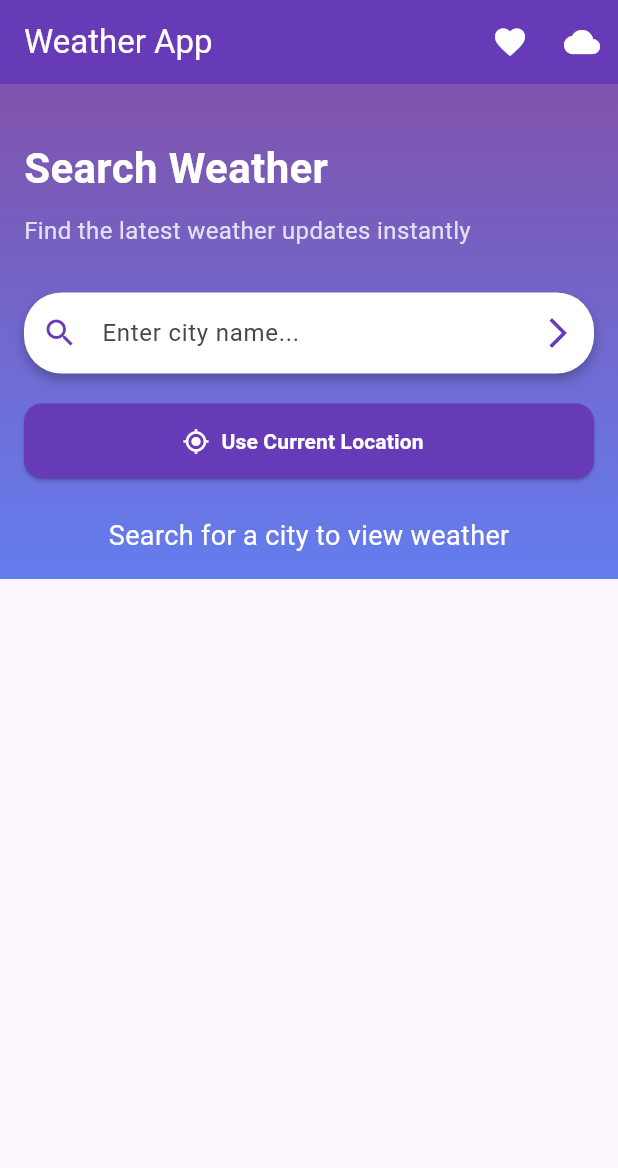
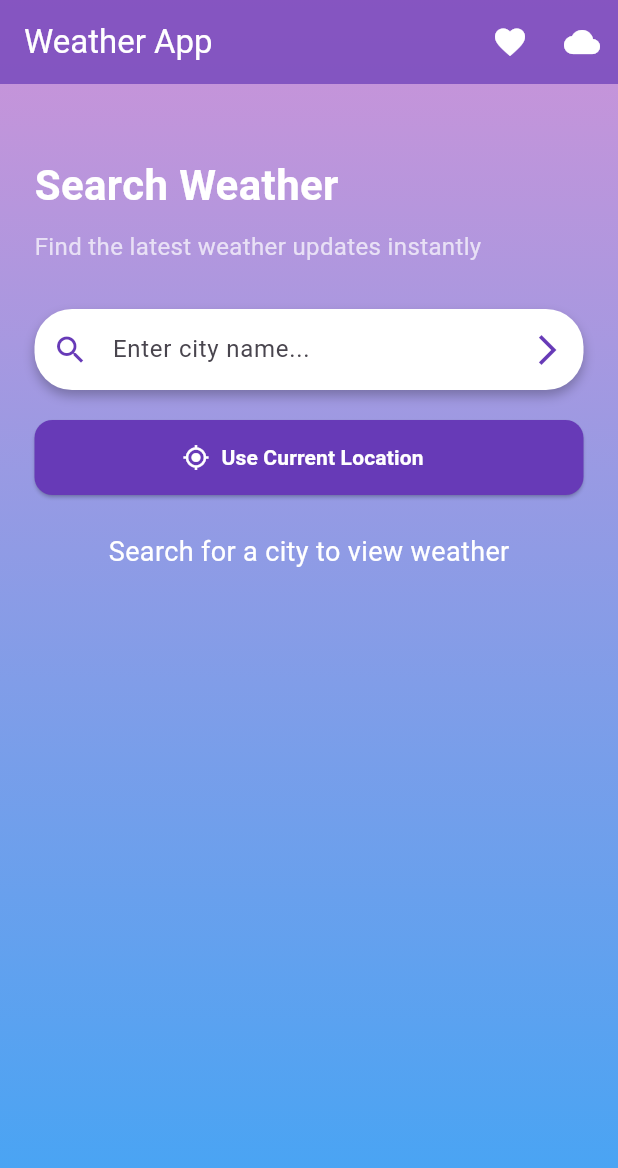
Before and after one commit to Sewwanki/weather_app, a Flutter app: the screen it shows after launch, on a phone screen of 412 x 824 dp. Shown: the top 1168 px of the screen. Run offline on Flutter 3.47's test engine with Material 3 defaults, Android fonts, the phone set to English and light mode, and no system bars; our stand-ins replace geolocator, shared_preferences.

Commit message:
initial commit

```diff
--- a/lib/screens/home_screen.dart
+++ b/lib/screens/home_screen.dart
@@ -12,99 +12,48 @@ class HomeScreen extends StatefulWidget {
   State<HomeScreen> createState() => _HomeScreenState();
 }
 
-class _HomeScreenState extends State<HomeScreen>
-    with SingleTickerProviderStateMixin {
+class _HomeScreenState extends State<HomeScreen> {
   final TextEditingController _cityController = TextEditingController();
   bool _loadingLocation = false;
 
-  @override
-  void initState() {
-    super.initState();
+  // Temperature-based card color
+  Color getTempColor(double temp) {
+    if (temp > 30) return Colors.orangeAccent;
+    if (temp < 20) return Colors.deepPurple[300]!;
+    return Colors.deepPurple[100]!;
   }
 
-  // -----------------------------
-  // COLOR LOGIC (Dynamic Themes)
-  // -----------------------------
-  Color getBackgroundColor(String description, double temp) {
-    description = description.toLowerCase();
-
-    if (description.contains("light rain")) {
-      return Colors.lightBlueAccent.shade100;
-    }
-    if (description.contains("heavy rain") || description.contains("thunder")) {
-      return Colors.blueGrey.shade700;
-    }
-    if (description.contains("cloud")) {
-      return Colors.blue.shade200;
-    }
-    if (temp > 30) {
-      return Colors.orangeAccent;
-    }
-
-    // default purple theme
-    return const Color(0xFF7F53AC);
-  }
-
-  Color getBackgroundColor2(String description, double temp) {
-    description = description.toLowerCase();
-
-    if (description.contains("light rain")) {
-      return Colors.lightBlueAccent.shade200;
-    }
-    if (description.contains("heavy rain") || description.contains("thunder")) {
-      return Colors.blueGrey.shade500;
-    }
-    if (description.contains("cloud")) {
-      return Colors.blue.shade100;
-    }
-    if (temp > 30) {
-      return Colors.deepOrangeAccent;
-    }
-
-    // default purple theme
-    return const Color(0xFF647DEE);
-  }
-
-  // -----------------------------
-  // DYNAMIC ICONS
-  // -----------------------------
+  // Weather icons
   Icon getWeatherIcon(String description) {
     description = description.toLowerCase();
-
-    if (description.contains('sun') || description.contains('clear')) {
+    if (description.contains('sun')) {
       return const Icon(Icons.wb_sunny, size: 60, color: Colors.orange);
     }
     if (description.contains('cloud')) {
-      return const Icon(Icons.cloud, size: 60, color: Colors.black54);
-    }
-    if (description.contains('heavy rain')) {
-      return const Icon(Icons.thunderstorm, size: 60, color: Colors.blueGrey);
-    }
-    if (description.contains('light rain')) {
-      return const Icon(Icons.grain, size: 60, color: Colors.lightBlueAccent);
+      return const Icon(Icons.cloud, size: 60, color: Colors.lightBlueAccent);
     }
     if (description.contains('rain')) {
-      return const Icon(Icons.beach_access, size: 60, color: Colors.blue);
+      return const Icon(Icons.beach_access, size: 60, color: Colors.blueAccent);
+    }
+    return const Icon(Icons.wb_cloudy, size: 60, color: Colors.grey);
   }
 
-    return const Icon(Icons.wb_cloudy, size: 60, color: Colors.black87);
+  // Dynamic background gradient based on weather
+  List<Color> getBackgroundGradient(String description) {
+    description = description.toLowerCase();
+    if (description.contains('sun')) {
+      return [Colors.orange.shade200, Colors.orange.shade600];
+    }
+    if (description.contains('rain')) {
+      return [Colors.blue.shade300, Colors.blue.shade900];
+    }
+    if (description.contains('cloud')) {
+      return [Colors.lightBlue.shade200, Colors.blue.shade700];
+    }
+    return [Colors.grey.shade300, Colors.grey.shade600];
   }
 
-  // -----------------------------
-  // DYNAMIC TEXT COLORS
-  // -----------------------------
-  Color getTextColor(String description, double temp) {
-    description = description.toLowerCase();
-
-    if (description.contains("heavy rain")) return Colors.white;
-    if (temp > 30) return Colors.black;
-
-    return Colors.white;
-  }
-
-  // -----------------------------
-  // FETCH CURRENT LOCATION
-  // -----------------------------
+  // Fetch current location
   Future<void> fetchCurrentLocationWeather() async {
     setState(() => _loadingLocation = true);
 
@@ -116,8 +65,8 @@ class _HomeScreenState extends State<HomeScreen>
         );
         return;
       }
+
       LocationPermission permission = await Geolocator.checkPermission();
-
       if (permission == LocationPermission.denied) {
         permission = await Geolocator.requestPermission();
         if (permission == LocationPermission.denied) {
@@ -127,19 +76,17 @@ class _HomeScreenState extends State<HomeScreen>
           return;
         }
       }
-
       if (permission == LocationPermission.deniedForever) {
         ScaffoldMessenger.of(context).showSnackBar(
           const SnackBar(
-              content:
-              Text("Location permanently denied. Enable from settings.")),
+              content: Text(
+                  "Location permanently denied. Enable from settings.")),
         );
         return;
       }
 
       final position = await Geolocator.getCurrentPosition(
-        desiredAccuracy: LocationAccuracy.high,
-      );
+          desiredAccuracy: LocationAccuracy.high);
 
       await Provider.of<WeatherProvider>(context, listen: false)
           .fetchWeatherByCoordinates(position.latitude, position.longitude);
@@ -152,119 +99,98 @@ class _HomeScreenState extends State<HomeScreen>
     }
   }
 
-  // -----------------------------
-  // MAIN UI
-  // -----------------------------
   @override
   Widget build(BuildContext context) {
     final weatherProvider = Provider.of<WeatherProvider>(context);
     final weather = weatherProvider.weather;
 
-    final bg1 = weather == null
-        ? const Color(0xFF7F53AC)
-        : getBackgroundColor(weather.description, weather.temp);
-
-    final bg2 = weather == null
-        ? const Color(0xFF647DEE)
-        : getBackgroundColor2(weather.description, weather.temp);
-
-    final textColor = weather == null
-        ? Colors.white
-        : getTextColor(weather.description, weather.temp);
+    // Default gradient if no weather loaded
+    List<Color> backgroundColors = [Colors.purple.shade200, Colors.blue.shade400];
+    if (weather != null) {
+      backgroundColors = getBackgroundGradient(weather.description);
+    }
 
     return Scaffold(
+      backgroundColor: Colors.transparent,
+      extendBodyBehindAppBar: true,
       appBar: AppBar(
-        title: const Text(
-          'Weather App',
-          style: TextStyle(color: Colors.white),
-        ),
-        backgroundColor: Colors.deepPurple,
+        title: const Text('Weather App', style: TextStyle(color: Colors.white)),
+        backgroundColor: Colors.deepPurple.withOpacity(0.7),
+        elevation: 0,
         actions: [
           IconButton(
             icon: const Icon(Icons.favorite, color: Colors.white),
             onPressed: () {
               Navigator.push(
                   context,
-                MaterialPageRoute(builder: (_) => const FavoritesScreen()),
-              );
+                  MaterialPageRoute(builder: (_) => const FavoritesScreen()));
             },
           ),
           IconButton(
             icon: const Icon(Icons.cloud, color: Colors.white),
             onPressed: () {
-              final w = weatherProvider.weather;
-              if (w != null) {
+              if (weather != null) {
                 Navigator.push(
                     context,
                     MaterialPageRoute(
-                      builder: (_) => ForecastScreen(city: w.city)),
-                );
+                        builder: (_) =>
+                            ForecastScreen(city: weather.city)));
               } else {
                 ScaffoldMessenger.of(context).showSnackBar(
-                  const SnackBar(content: Text('Search for a city first')),
-                );
+                    const SnackBar(content: Text('Search for a city first')));
               }
             },
           ),
         ],
       ),
-
-      body: AnimatedContainer(
-        duration: const Duration(milliseconds: 600),
-        padding: const EdgeInsets.all(16),
+      body: Container(
+        width: double.infinity,
+        height: double.infinity,
         decoration: BoxDecoration(
           gradient: LinearGradient(
-            colors: [bg1, bg2],
+            colors: backgroundColors,
             begin: Alignment.topCenter,
             end: Alignment.bottomCenter,
           ),
         ),
-
         child: SingleChildScrollView(
+          padding: const EdgeInsets.all(23),
           child: Column(
             crossAxisAlignment: CrossAxisAlignment.start,
             children: [
-              const SizedBox(height: 20),
-
-              Text(
+              const SizedBox(height: 80),
+              const Text(
                 "Search Weather",
                 style: TextStyle(
                     fontSize: 28,
-                  color: textColor,
-                  fontWeight: FontWeight.bold,
+                    color: Colors.white,
+                    fontWeight: FontWeight.bold),
               ),
+              const SizedBox(height: 10),
+              const Text(
+                "Find the latest weather updates instantly",
+                style: TextStyle(fontSize: 16, color: Colors.white70),
               ),
-
-              const SizedBox(height: 10),
-              Text(
-                "Find the latest weather updates instantly",
-                style: TextStyle(fontSize: 16, color: textColor.withOpacity(0.8)),
-              ),
-
               const SizedBox(height: 30),
 
-              // Search Box
+              // Search box
               Container(
                 decoration: BoxDecoration(
                   color: Colors.white,
                   borderRadius: BorderRadius.circular(25),
                   boxShadow: const [
                     BoxShadow(
-                      color: Colors.black26,
-                      blurRadius: 6,
-                      offset: Offset(0, 4),
-                    ),
+                        color: Colors.black26, blurRadius: 6, offset: Offset(0, 4))
                   ],
                 ),
                 child: TextField(
                   controller: _cityController,
                   decoration: InputDecoration(
                     hintText: 'Enter city name...',
-                    prefixIcon:
-                    const Icon(Icons.search, color: Colors.deepPurple),
+                    prefixIcon: const Icon(Icons.search, color: Colors.deepPurple),
                     border: InputBorder.none,
-                    contentPadding: const EdgeInsets.symmetric(
-                        horizontal: 20, vertical: 15),
+                    contentPadding:
+                    const EdgeInsets.symmetric(horizontal: 20, vertical: 15),
                     suffixIcon: IconButton(
                       icon: const Icon(Icons.arrow_forward_ios,
                           color: Colors.deepPurple),
@@ -277,10 +203,9 @@ class _HomeScreenState extends State<HomeScreen>
                   ),
                 ),
               ),
-
               const SizedBox(height: 20),
 
-              // Current Location Button
+              // Current location button
               ElevatedButton.icon(
                 icon: _loadingLocation
                     ? const SizedBox(
@@ -290,33 +215,29 @@ class _HomeScreenState extends State<HomeScreen>
                       color: Colors.white, strokeWidth: 2),
                 )
                     : const Icon(Icons.gps_fixed, color: Colors.white),
-                label: const Text(
-                  'Use Current Location',
-                  style: TextStyle(
-                      color: Colors.white, fontWeight: FontWeight.bold),
-                ),
+                label: const Text('Use Current Location',
+                    style:
+                    TextStyle(color: Colors.white, fontWeight: FontWeight.bold)),
                 style: ElevatedButton.styleFrom(
                   backgroundColor: Colors.deepPurple,
                   minimumSize: const Size(double.infinity, 50),
                   shape: RoundedRectangleBorder(
-                    borderRadius: BorderRadius.circular(12),
+                      borderRadius: BorderRadius.circular(12)),
                 ),
+                onPressed: _loadingLocation ? null : fetchCurrentLocationWeather,
               ),
-                onPressed:
-                _loadingLocation ? null : fetchCurrentLocationWeather,
-              ),
-
               const SizedBox(height: 25),
 
+              // Weather card
               weather == null
-                  ? Center(
+                  ? const Center(
                 child: Text(
                   'Search for a city to view weather',
-                  style: TextStyle(color: textColor, fontSize: 18),
+                  style: TextStyle(color: Colors.white, fontSize: 18),
                 ),
               )
                   : AnimatedOpacity(
-                duration: const Duration(milliseconds: 600),
+                duration: const Duration(milliseconds: 500),
                 opacity: 1,
                 child: Container(
                   width: double.infinity,
@@ -325,46 +246,35 @@ class _HomeScreenState extends State<HomeScreen>
                     borderRadius: BorderRadius.circular(20),
                     gradient: LinearGradient(
                         colors: [
-                        Colors.white.withOpacity(0.85),
-                        bg2.withOpacity(0.35),
+                          Colors.white.withOpacity(0.9),
+                          Colors.deepPurple[50]!
                         ],
                         begin: Alignment.topLeft,
-                      end: Alignment.bottomRight,
-                    ),
+                        end: Alignment.bottomRight),
                     boxShadow: const [
                       BoxShadow(
                           color: Colors.black38,
                           blurRadius: 8,
-                        offset: Offset(0, 4),
-                      ),
+                          offset: Offset(0, 4))
                     ],
                   ),
                   child: Column(
                     children: [
                       getWeatherIcon(weather.description),
                       const SizedBox(height: 10),
-                      Text(
-                        weather.city,
+                      Text(weather.city,
                           style: const TextStyle(
-                            fontSize: 26, fontWeight: FontWeight.bold),
-                      ),
+                              fontSize: 26, fontWeight: FontWeight.bold)),
                       const SizedBox(height: 8),
-                      Text(
-                        "${weather.temp.toStringAsFixed(1)} °C",
+                      Text("${weather.temp.toStringAsFixed(1)} °C",
                           style: const TextStyle(
                               fontSize: 32,
                               fontWeight: FontWeight.bold,
-                          color: Colors.deepPurple,
-                        ),
-                      ),
+                              color: Colors.deepPurple)),
                       const SizedBox(height: 8),
-                      Text(
-                        weather.description,
+                      Text(weather.description,
                           style: const TextStyle(
-                            fontSize: 18,
-                            fontStyle: FontStyle.italic),
-                      ),
-
+                              fontSize: 18, fontStyle: FontStyle.italic)),
                       const SizedBox(height: 15),
                       ElevatedButton.icon(
                         icon: const Icon(Icons.favorite),
```
Lines whose indentation alone changed are shown as unchanged.
